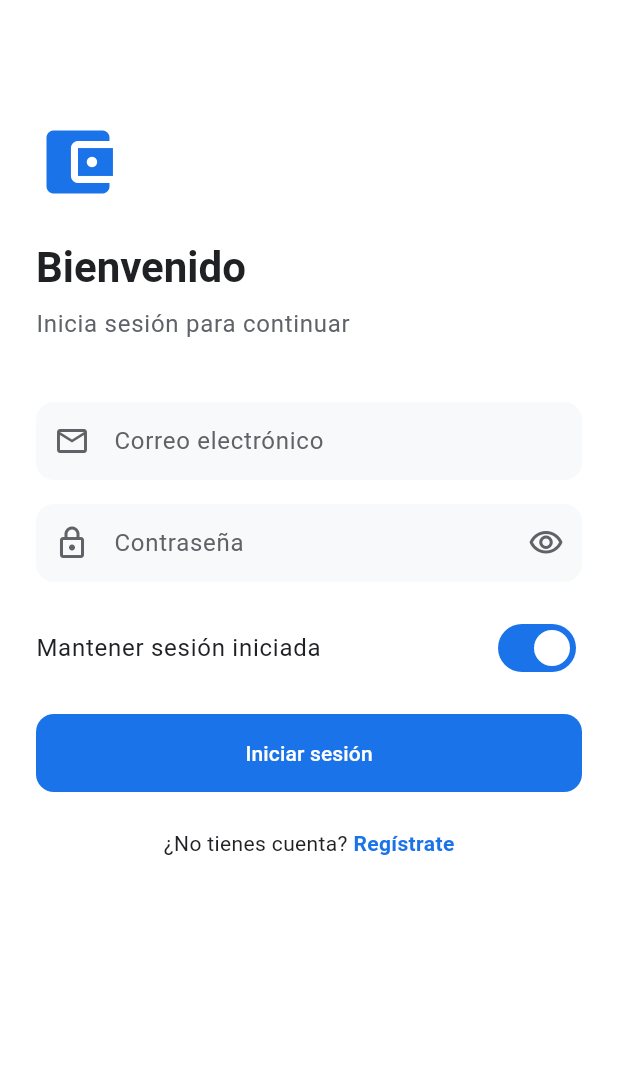
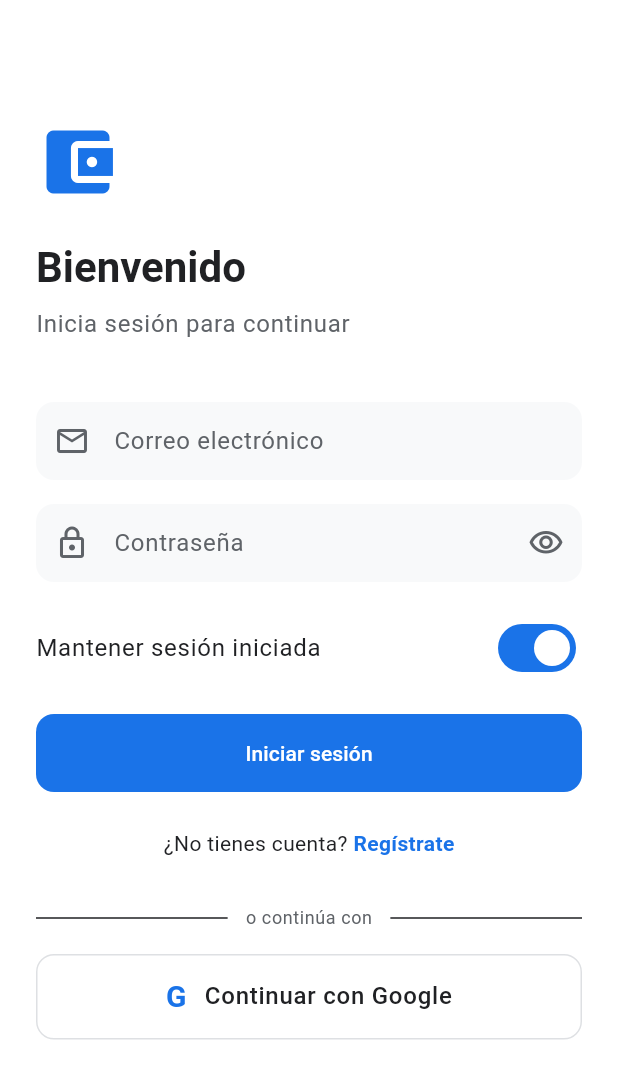
Before and after one commit to DannyJoaquin/finanzas-latam, a Flutter app: the screen it shows after launch, on a phone screen of 412 x 824 dp. Shown: the top 1079 px of the screen. Run offline on Flutter 3.47's test engine with Material 3 defaults, Android fonts, the phone set to English and light mode, and no system bars; our stand-ins replace dio, fl_chart, flutter_riverpod, flutter_secure_storage, go_router, google_sign_in and 2 more; accounts and stored records are empty.

Commit message:
feat: add Google Sign-In authentication end-to-end
Backend:
- Install google-auth-library
- User entity: add provider/provider_id columns, make password_hash nullable
- Migration: 1775500000000-AddOauthProviderToUsers (ALTER TABLE IF NOT EXISTS)
- google.config.ts: GOOGLE_CLIENT_ID env var
- AuthService.googleLogin(): verifyGoogleToken + validateOrCreateGoogleUser
- AuthController POST /auth/google (Public, returns accessToken+refreshToken+user)
- GoogleAuthDto: IsString/IsNotEmpty validation
- app.module.ts: load googleConfig

Flutter:
- Add google_sign_in ^6.2.1 to pubspec.yaml
- GoogleAuthService: wraps GoogleSignIn, uses serverClientId from env
- AuthRepository.loginWithGoogle(): calls /auth/google with idToken
- ApiConstants.googleAuth = '/auth/google'
- AuthNotifier.loginWithGoogle(): null = cancelled, error = shown in UI
- LoginScreen: Continuar con Google button + divider + error handler
- logout(): also calls GoogleAuthService().signOut()

```diff
--- a/mobile/lib/core/constants/api_constants.dart
+++ b/mobile/lib/core/constants/api_constants.dart
@@ -9,6 +9,7 @@ class ApiConstants {
   static const String login = '/auth/login';
   static const String refresh = '/auth/refresh';
   static const String logout = '/auth/logout';
+  static const String googleAuth = '/auth/google';
   static const String me = '/users/me';
 
   // Categories
--- a/mobile/lib/features/auth/presentation/screens/login_screen.dart
+++ b/mobile/lib/features/auth/presentation/screens/login_screen.dart
@@ -46,6 +46,29 @@ class _LoginScreenState extends ConsumerState<LoginScreen> {
       // so the session expires when the access token does.
       await ref.read(tokenStorageProvider).deleteRefreshToken();
     }
+  }
+
+  Future<void> _signInWithGoogle() async {
+    await ref.read(authStateProvider.notifier).loginWithGoogle();
+    if (!mounted) return;
+    final authAsync = ref.read(authStateProvider);
+    if (authAsync.hasError) {
+      ScaffoldMessenger.of(context).showSnackBar(
+        SnackBar(content: Text(_friendlyGoogleError(authAsync.error))),
+      );
+    }
+  }
+
+  String _friendlyGoogleError(Object? err) {
+    if (err == null) return 'Error desconocido';
+    final msg = err.toString().toLowerCase();
+    if (msg.contains('network') || msg.contains('connection')) {
+      return 'Sin conexión. Verifica tu internet.';
+    }
+    if (msg.contains('401') || msg.contains('unauthorized')) {
+      return 'Token de Google inválido. Intenta nuevamente.';
+    }
+    return 'Error con Google. Intenta nuevamente.';
   }
 
   String _friendlyError(Object? err) {
@@ -167,6 +190,27 @@ class _LoginScreenState extends ConsumerState<LoginScreen> {
                     ),
                   ],
                 ),
+                const SizedBox(height: 32),
+                Row(
+                  children: [
+                    const Expanded(child: Divider()),
+                    Padding(
+                      padding: const EdgeInsets.symmetric(horizontal: 12),
+                      child: Text(
+                        'o continúa con',
+                        style: Theme.of(context).textTheme.bodySmall?.copyWith(
+                              color: Theme.of(context).colorScheme.onSurfaceVariant,
+                            ),
+                      ),
+                    ),
+                    const Expanded(child: Divider()),
+                  ],
+                ),
+                const SizedBox(height: 16),
+                _GoogleSignInButton(
+                  isLoading: isLoading,
+                  onPressed: _signInWithGoogle,
+                ),
               ],
             ),
           ),
@@ -175,3 +219,52 @@ class _LoginScreenState extends ConsumerState<LoginScreen> {
     );
   }
 }
+
+class _GoogleSignInButton extends StatelessWidget {
+  const _GoogleSignInButton({required this.isLoading, required this.onPressed});
+
+  final bool isLoading;
+  final VoidCallback onPressed;
+
+  @override
+  Widget build(BuildContext context) {
+    final colorScheme = Theme.of(context).colorScheme;
+    return OutlinedButton(
+      onPressed: isLoading ? null : onPressed,
+      style: OutlinedButton.styleFrom(
+        padding: const EdgeInsets.symmetric(vertical: 14),
+        side: BorderSide(color: colorScheme.outline),
+        shape: RoundedRectangleBorder(borderRadius: BorderRadius.circular(12)),
+        minimumSize: const Size(double.infinity, 52),
+      ),
+      child: isLoading
+          ? SizedBox(
+              height: 20,
+              width: 20,
+              child: CircularProgressIndicator(strokeWidth: 2, color: colorScheme.primary),
+            )
+          : Row(
+              mainAxisAlignment: MainAxisAlignment.center,
+              children: [
+                // Simple "G" logo using text styling — avoids needing an SVG asset
+                Text(
+                  'G',
+                  style: TextStyle(
+                    fontSize: 20,
+                    fontWeight: FontWeight.bold,
+                    color: colorScheme.primary,
+                  ),
+                ),
+                const SizedBox(width: 12),
+                Text(
+                  'Continuar con Google',
+                  style: Theme.of(context).textTheme.bodyLarge?.copyWith(
+                        fontWeight: FontWeight.w500,
+                        color: colorScheme.onSurface,
+                      ),
+                ),
+              ],
+            ),
+    );
+  }
+}
--- a/mobile/pubspec.yaml
+++ b/mobile/pubspec.yaml
@@ -58,6 +58,7 @@ dependencies:
   permission_handler: ^11.3.1
   connectivity_plus: ^6.0.3
   flutter_svg: ^2.0.10+1
+  google_sign_in: ^6.2.1
 
 dev_dependencies:
   flutter_test:
```
Also changed, not shown: mobile/lib/features/auth/providers/auth_provider.dart (+13 -0 lines), mobile/lib/features/auth/repositories/auth_repository.dart (+39 -0 lines), mobile/lib/features/auth/services/google_auth_service.dart (added, +44 -0 lines), mobile/pubspec.lock, 11 other files.
